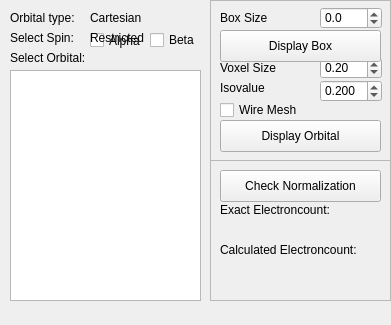
First picture: the form in src/molara/gui/mos_dialog.ui, repository Molara-Lab/Molara, before the edit.
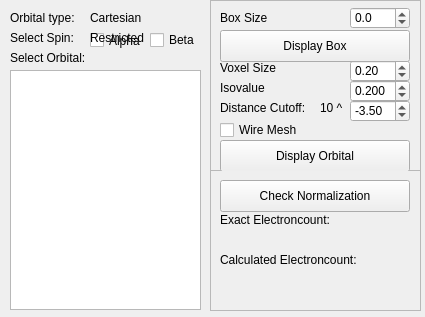
Second picture: the form after the edit.

Commit message: Automate cut off calculation and add spin box to set threshold

The edit to the form file:
```diff
--- a/src/molara/gui/mos_dialog.ui
+++ b/src/molara/gui/mos_dialog.ui
@@ -6,10 +6,16 @@
    <rect>
     <x>0</x>
     <y>0</y>
-    <width>391</width>
-    <height>325</height>
+    <width>425</width>
+    <height>317</height>
    </rect>
   </property>
+  <property name="minimumSize">
+   <size>
+    <width>425</width>
+    <height>317</height>
+   </size>
+  </property>
   <property name="windowTitle">
    <string>Orbitals</string>
   </property>
@@ -58,7 +64,7 @@
      <x>10</x>
      <y>70</y>
      <width>191</width>
-     <height>231</height>
+     <height>240</height>
     </rect>
    </property>
   </widget>
@@ -118,8 +124,8 @@
    <property name="geometry">
     <rect>
      <x>210</x>
-     <y>160</y>
-     <width>181</width>
+     <y>170</y>
+     <width>211</width>
      <height>141</height>
     </rect>
    </property>
@@ -173,7 +179,7 @@
      <rect>
       <x>10</x>
       <y>10</y>
-      <width>161</width>
+      <width>190</width>
       <height>32</height>
      </rect>
     </property>
@@ -203,8 +209,8 @@
     <rect>
      <x>210</x>
      <y>0</y>
-     <width>181</width>
-     <height>161</height>
+     <width>211</width>
+     <height>171</height>
     </rect>
    </property>
    <property name="frameShape">
@@ -229,9 +235,9 @@
    <widget class="QDoubleSpinBox" name="voxelSizeSpinBox">
     <property name="geometry">
      <rect>
-      <x>110</x>
-      <y>57</y>
-      <width>62</width>
+      <x>140</x>
+      <y>60</y>
+      <width>60</width>
       <height>22</height>
      </rect>
     </property>
@@ -254,9 +260,9 @@
    <widget class="QDoubleSpinBox" name="cubeBoxSizeSpinBox">
     <property name="geometry">
      <rect>
-      <x>110</x>
+      <x>140</x>
       <y>7</y>
-      <width>62</width>
+      <width>60</width>
       <height>22</height>
      </rect>
     </property>
@@ -280,7 +286,7 @@
     <property name="geometry">
      <rect>
       <x>10</x>
-      <y>100</y>
+      <y>120</y>
       <width>85</width>
       <height>20</height>
      </rect>
@@ -320,7 +326,7 @@
      <rect>
       <x>10</x>
       <y>30</y>
-      <width>161</width>
+      <width>190</width>
       <height>32</height>
      </rect>
     </property>
@@ -335,8 +341,8 @@
     <property name="geometry">
      <rect>
       <x>10</x>
-      <y>120</y>
-      <width>161</width>
+      <y>140</y>
+      <width>190</width>
       <height>32</height>
      </rect>
     </property>
@@ -350,9 +356,9 @@
    <widget class="QDoubleSpinBox" name="isoValueSpinBox">
     <property name="geometry">
      <rect>
-      <x>110</x>
+      <x>140</x>
       <y>80</y>
-      <width>62</width>
+      <width>60</width>
       <height>22</height>
      </rect>
     </property>
@@ -372,6 +378,57 @@
      <double>0.200000000000000</double>
     </property>
    </widget>
+   <widget class="QLabel" name="label_9">
+    <property name="geometry">
+     <rect>
+      <x>10</x>
+      <y>100</y>
+      <width>101</width>
+      <height>16</height>
+     </rect>
+    </property>
+    <property name="text">
+     <string>Distance Cutoff:</string>
+    </property>
+   </widget>
+   <widget class="QDoubleSpinBox" name="cutoffSpinBox">
+    <property name="geometry">
+     <rect>
+      <x>140</x>
+      <y>100</y>
+      <width>60</width>
+      <height>22</height>
+     </rect>
+    </property>
+    <property name="decimals">
+     <number>2</number>
+    </property>
+    <property name="minimum">
+     <double>-15.000000000000000</double>
+    </property>
+    <property name="maximum">
+     <double>-2.000000000000000</double>
+    </property>
+    <property name="singleStep">
+     <double>0.100000000000000</double>
+    </property>
+    <property name="value">
+     <double>-3.500000000000000</double>
+    </property>
+   </widget>
+   <widget class="QLabel" name="label_10">
+    <property name="geometry">
+     <rect>
+      <x>110</x>
+      <y>100</y>
+      <width>27</width>
+      <height>16</height>
+     </rect>
+    </property>
+    <property name="text">
+     <string>10 ^</string>
+    </property>
+   </widget>
   </widget>
  </widget>
  <resources/>
```
Left out of the diff: 6 changed lines with no effect on the pictures. The commit also changes 4 other files.
